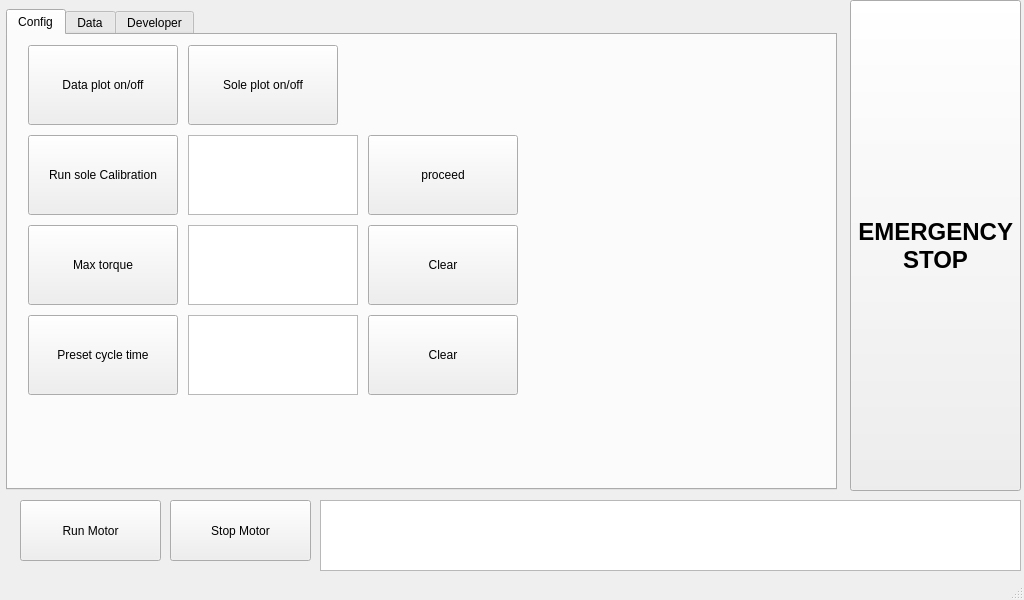
Above: afo_gui/src/mainwindow.ui from jaejinkim121/afo before the change. Below: the same form after it.
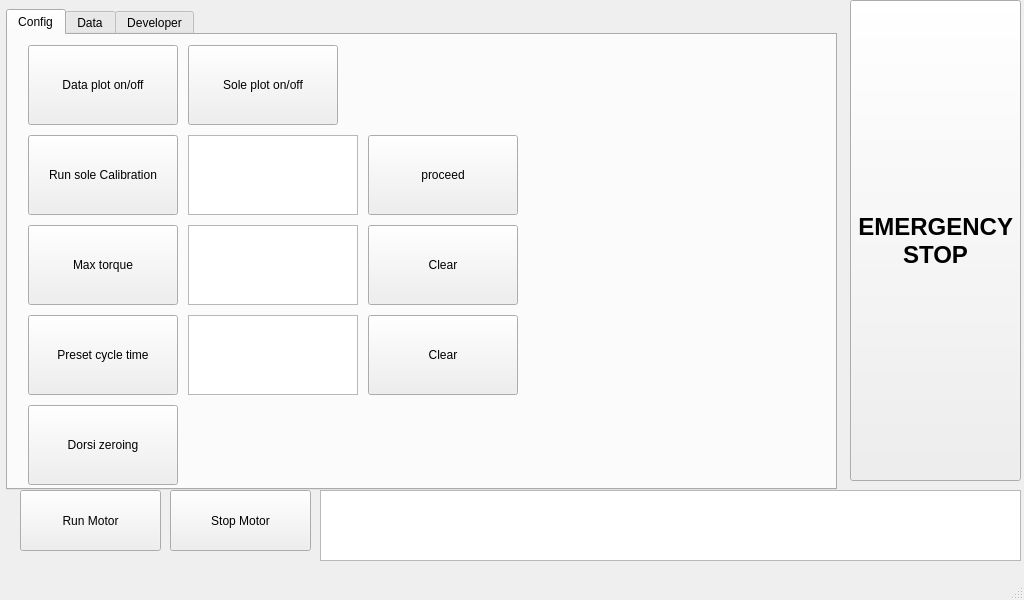
That is the form after the change. The open tabs and pages were chosen to show the change. Custom widgets are drawn as their Qt base class.

The edit to the form file:
```diff
--- a/afo_gui/src/mainwindow.ui
+++ b/afo_gui/src/mainwindow.ui
@@ -192,6 +192,24 @@
        <string>Sole plot on/off</string>
       </property>
      </widget>
+     <widget class="QPushButton" name="button_dorsi_zeroing_done">
+      <property name="geometry">
+       <rect>
+        <x>20</x>
+        <y>370</y>
+        <width>150</width>
+        <height>80</height>
+       </rect>
+      </property>
+      <property name="font">
+       <font>
+        <pointsize>9</pointsize>
+       </font>
+      </property>
+      <property name="text">
+       <string>Dorsi zeroing</string>
+      </property>
+     </widget>
     </widget>
     <widget class="QWidget" name="Data">
      <attribute name="title">
@@ -271,7 +289,7 @@
     <property name="geometry">
      <rect>
       <x>320</x>
-      <y>500</y>
+      <y>490</y>
       <width>701</width>
       <height>71</height>
      </rect>
@@ -283,7 +301,7 @@
       <x>850</x>
       <y>0</y>
       <width>171</width>
-      <height>491</height>
+      <height>481</height>
      </rect>
     </property>
     <property name="font">
@@ -307,7 +325,7 @@
     <property name="geometry">
      <rect>
       <x>20</x>
-      <y>500</y>
+      <y>490</y>
       <width>141</width>
       <height>61</height>
      </rect>
@@ -320,7 +338,7 @@
     <property name="geometry">
      <rect>
       <x>170</x>
-      <y>500</y>
+      <y>490</y>
       <width>141</width>
       <height>61</height>
      </rect>
```
Left out of the diff: 2 changed lines with no effect on the pictures.
